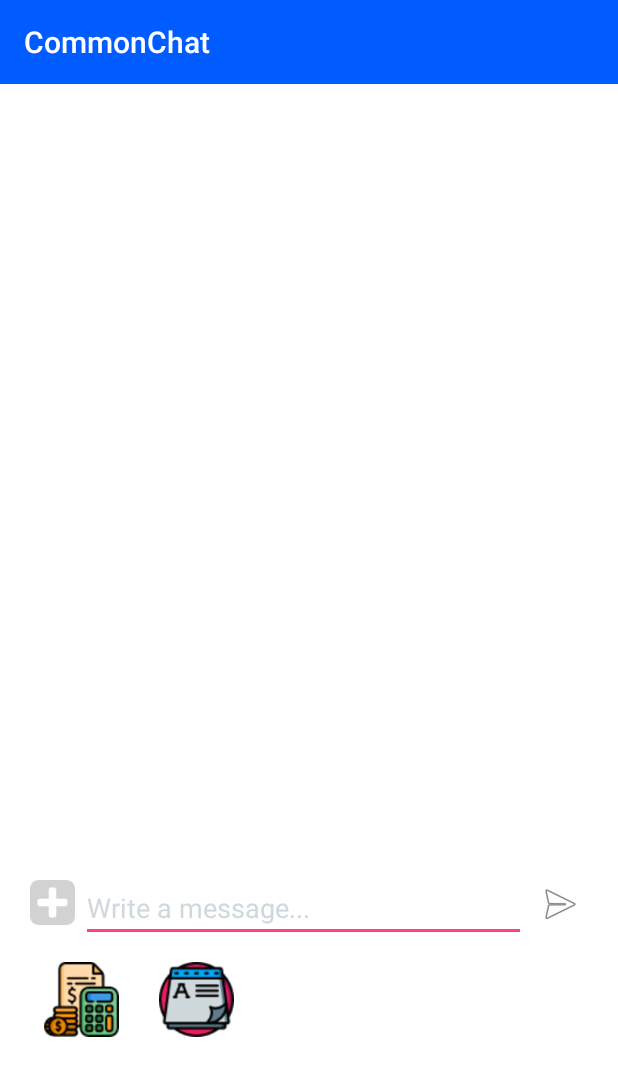
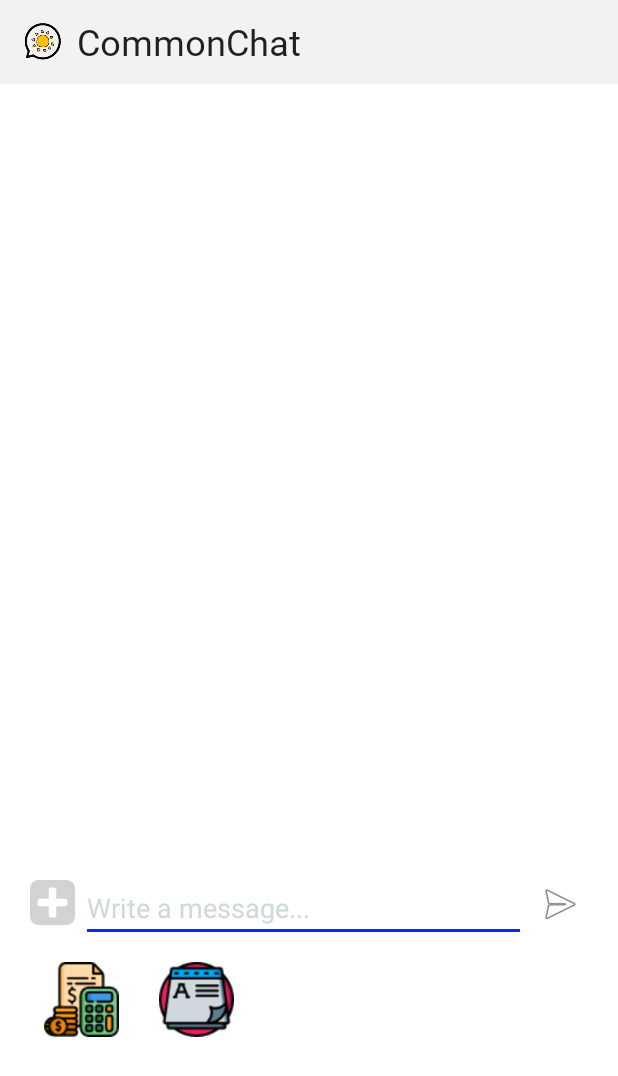
Before and after one commit to jwonyLee/CommonChat, an Android app: the ChatActivity screen opened directly, with no data from a screen before it, after a tap on an icon or button, on a phone screen of 412 x 824 dp. Shown: the top 1076 px of the screen. Run offline under Robolectric (Android 15) with nearby library versions, the phone set to English and light mode, and no system bars; our stand-ins replace Firebase (no records; nobody signed in at launch, a user with empty details on screens opened directly); libraries missing offline, so code that uses them is left out: com.firebase.client; pictures from the network do not load; 2 statements that could not run were skipped.

Commit message:
[mod] - 액션바를 커스텀 액션바로 변경

```diff
--- a/app/src/main/java/com/example/jiwon/commonchat/ChatActivity.java
+++ b/app/src/main/java/com/example/jiwon/commonchat/ChatActivity.java
@@ -10,14 +10,17 @@ import android.graphics.Canvas;
 import android.graphics.Color;
 import android.graphics.Paint;
 import android.graphics.Path;
+import android.graphics.Typeface;
 import android.net.Uri;
 import android.os.Environment;
 import android.provider.MediaStore;
 import android.support.annotation.NonNull;
+import android.support.v7.app.ActionBar;
 import android.support.v7.app.AppCompatActivity;
 import android.os.Bundle;
 import android.util.Log;
 import android.view.Gravity;
+import android.view.LayoutInflater;
 import android.view.MotionEvent;
 import android.view.View;
 import android.view.ViewGroup;
@@ -83,8 +86,8 @@ public class ChatActivity extends AppCompatActivity implements View.OnClickListe
     private FirebaseAuth mAuth;
 
     // db 방 이름
-    String roomname = "";
-    String roomother = "";
+    static String roomname = "";
+    static String roomother = "";
 
     String myname;
     String username;
@@ -99,6 +102,16 @@ public class ChatActivity extends AppCompatActivity implements View.OnClickListe
 
         super.onCreate(savedInstanceState);
         setContentView(R.layout.activity_chat);
+
+        ActionBar actionBar = getSupportActionBar();
+        actionBar.setDisplayShowCustomEnabled(true);
+        actionBar.setDisplayHomeAsUpEnabled(false);            //액션바 아이콘을 업 네비게이션 형태로 표시합니다.
+        actionBar.setDisplayShowTitleEnabled(false);        //액션바에 표시되는 제목의 표시유무를 설정합니다.
+        actionBar.setDisplayShowHomeEnabled(false);
+        LayoutInflater inflater = (LayoutInflater)getSystemService(LAYOUT_INFLATER_SERVICE);
+        View actionbar = inflater.inflate(R.layout.action_title, null);
+
+        actionBar.setCustomView(actionbar);
 
         Intent intent = getIntent();
         roomother = intent.getExtras().getString("other");
@@ -273,7 +286,7 @@ public class ChatActivity extends AppCompatActivity implements View.OnClickListe
             case R.id.button13:
                 messageArea.setText(messageArea.getText().toString()+0);
                 break;
-            case R.id.button14:
+            case R.id.button14:     //결과
                 if(where==1){
                     a = a + Integer.valueOf(messageArea.getText().toString().trim());
                     messageArea.setText(Integer.toString(a));
@@ -289,7 +302,9 @@ public class ChatActivity extends AppCompatActivity implements View.OnClickListe
                 else if(where==4){
                     a = a / Integer.valueOf(messageArea.getText().toString().trim());
                     messageArea.setText(Integer.toString(a));
-                } break;
+                }
+                findViewById(R.id.calculatorXML).setVisibility(v.GONE);
+                break;
             case R.id.button15:     //전체 지우기
                 messageArea.setText("");
                 break;
@@ -336,6 +351,11 @@ public class ChatActivity extends AppCompatActivity implements View.OnClickListe
         // ChatActivity클래스에 텍스트뷰 생성(보내지는 대화메세지들을 화면에 띄우기 위해)
         TextView textView = new TextView(ChatActivity.this);
         textView.setText(message);
+
+        Typeface typeface = getResources().getFont(R.font.font_bmjua);
+        textView.setTypeface(typeface);
+        textView.setTextSize(24);
+        textView.setPadding(10,10,10,10);
 
         // LayoutParams : 여백의 값(너비, 높이) 설정할 수 있게 해줌     // 현재 설정되어 있는 레이아웃 파라미터를 조사
         LinearLayout.LayoutParams lp2 = new LinearLayout.LayoutParams(ViewGroup.LayoutParams.WRAP_CONTENT, ViewGroup.LayoutParams.WRAP_CONTENT);
--- /dev/null
+++ b/app/src/main/res/font/font_bmjua.xml
@@ -0,0 +1,9 @@
+<?xml version="1.0" encoding="utf-8"?>
+<font-family xmlns:android="http://schemas.android.com/apk/res/android"
+    xmlns:app="http://schemas.android.com/apk/res-auto">
+    <font
+        android:font="@font/bmjua"
+        android:fontStyle="normal"
+        app:font="@font/bmjua"
+        app:fontStyle="normal" />
+</font-family>
--- /dev/null
+++ b/app/src/main/res/layout/action_title.xml
@@ -0,0 +1,23 @@
+<?xml version="1.0" encoding="utf-8"?>
+<RelativeLayout xmlns:android="http://schemas.android.com/apk/res/android"
+    android:layout_width="match_parent"
+    android:layout_height="wrap_content">
+
+    <LinearLayout
+        android:layout_width="wrap_content"
+        android:layout_height="wrap_content"
+        android:gravity="center_vertical">
+        <ImageView
+            android:layout_width="25dp"
+            android:layout_height="25dp"
+            android:layout_marginEnd="10dp"
+            android:src="@drawable/title"/>
+        <TextView
+            android:layout_width="wrap_content"
+            android:layout_height="wrap_content"
+            android:fontFamily="@font/font_bmjua"
+            android:textSize="24sp"
+            android:text="@string/app_name" />
+    </LinearLayout>
+
+</RelativeLayout>
--- a/app/src/main/res/layout/activity_join_us.xml
+++ b/app/src/main/res/layout/activity_join_us.xml
@@ -4,7 +4,7 @@
     xmlns:tools="http://schemas.android.com/tools"
     android:layout_width="match_parent"
     android:layout_height="match_parent"
-    tools:context=".LoginActivity">
+    tools:context=".JoinUsActivity">
 
     <TextView
         android:id="@+id/textView"
--- a/app/src/main/res/values/colors.xml
+++ b/app/src/main/res/values/colors.xml
@@ -5,7 +5,9 @@
     <color name="colorAccent">#FF4081</color>
     <color name="colorMainGreen">#63d695</color>
     <color name="colorMainGreenDark">#29a467</color>
-    <color name="colorMainBlue">#005CFF</color>
-    <color name="colorMainBlueDark">#0034cb</color>
+    <color name="colorMainBlue">#002cff</color>
+    <color name="colorMainBlueDark">#0000ca</color>
+    <color name="colorMainGray">#f2f2f2</color>
+    <color name="colorMainGrayDark">#bfbfbf</color>
 
 </resources>
--- a/app/src/main/res/values/styles.xml
+++ b/app/src/main/res/values/styles.xml
@@ -3,9 +3,10 @@
     <!-- Base application theme. -->
     <style name="AppTheme" parent="Theme.AppCompat.Light.DarkActionBar">
         <!-- Customize your theme here. -->
-        <item name="colorPrimary">@color/colorMainBlue</item>
-        <item name="colorPrimaryDark">@color/colorMainBlueDark</item>
-        <item name="colorAccent">@color/colorAccent</item>
+        <item name="colorPrimary">@color/colorMainGray</item>
+        <item name="colorPrimaryDark">@color/colorMainGrayDark</item>
+        <item name="colorAccent">@color/colorMainBlue</item>
+        <item name="android:textViewStyle">@font/font_bmjua</item>
     </style>
 
     <!-- ActionBar styles -->
```
Also changed, not shown: app/src/main/java/com/example/jiwon/commonchat/ChatFragment.java (+52 -1 lines), app/src/main/java/com/example/jiwon/commonchat/JoinUsActivity.java (+12 -0 lines), app/src/main/java/com/example/jiwon/commonchat/MainActivity.java (+15 -0 lines), app/src/main/java/com/example/jiwon/commonchat/MenuActivity.java (+13 -0 lines), app/src/main/java/com/example/jiwon/commonchat/SetProfileActivity.java (+12 -0 lines), app/src/main/res/drawable/title.png (added), 1 other file.
